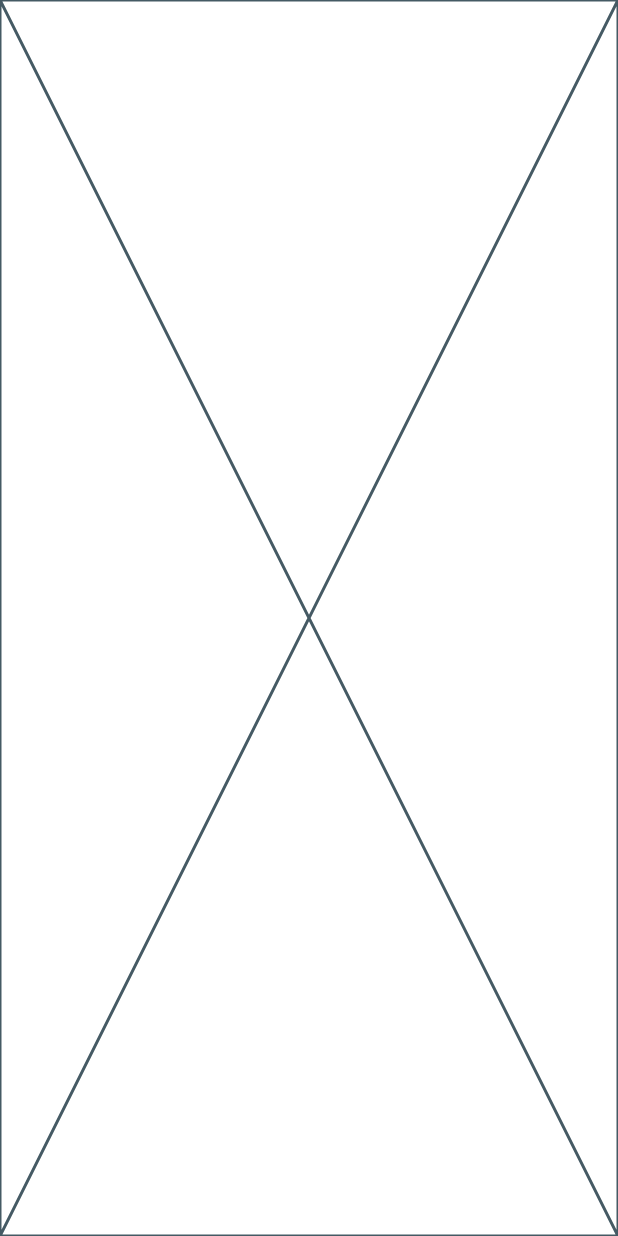
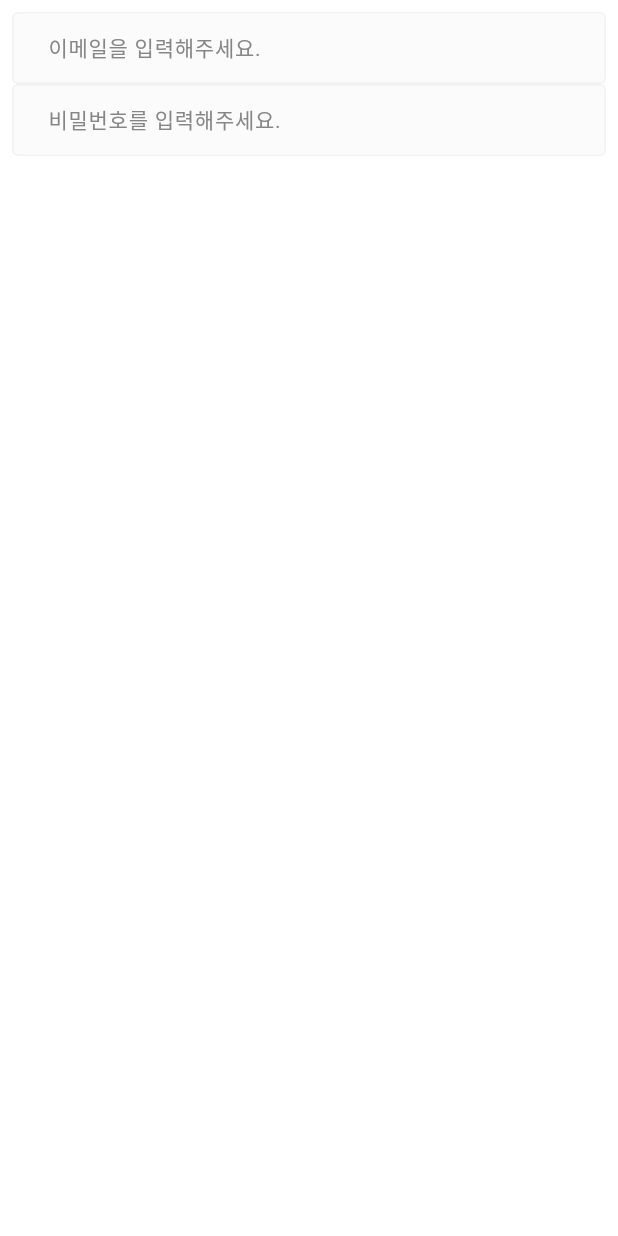
Before and after one commit to ethan-oh/flutter_delivery_app, a Flutter app: the screen it shows after launch, on a phone screen of 412 x 824 dp. Run offline on Flutter 3.47's test engine with Material 3 defaults, Android fonts, the phone set to English and light mode, and no system bars.

Commit message:
custom textformfiled 생성

```diff
--- /dev/null
+++ b/lib/common/component/custom_text_form_field.dart
@@ -0,0 +1,49 @@
+import 'package:delivery_flutter_app/common/const/colors.dart';
+import 'package:flutter/material.dart';
+
+class CustomTextFormField extends StatelessWidget {
+  final String? hintText;
+  final String? errorText;
+  final bool obscureText;
+  final bool autofocus;
+  final ValueChanged? onChanged;
+
+  const CustomTextFormField({
+    super.key,
+    this.hintText,
+    this.errorText,
+    this.onChanged,
+    this.obscureText = false,
+    this.autofocus = false,
+  });
+
+  @override
+  Widget build(BuildContext context) {
+    var baseBorder = const OutlineInputBorder(
+      borderSide: BorderSide(color: INPUT_BORDER_COLOR, width: 1.0),
+    );
+
+    return TextFormField(
+      cursorColor: PRIMARY_COLOR,
+      obscureText: obscureText,
+      autofocus: autofocus,
+      onChanged: onChanged,
+      decoration: InputDecoration(
+        contentPadding: const EdgeInsets.symmetric(horizontal: 20),
+        hintText: hintText,
+        errorText: errorText,
+        hintStyle: const TextStyle(
+          color: BODY_TEXT_COLOR,
+          fontSize: 14,
+        ),
+        fillColor: INPUT_BG_COLOR,
+        filled: true,
+        border: baseBorder,
+        enabledBorder: baseBorder,
+        focusedBorder: baseBorder.copyWith(
+          borderSide: const BorderSide(color: PRIMARY_COLOR),
+        ),
+      ),
+    );
+  }
+}
--- /dev/null
+++ b/lib/common/const/colors.dart
@@ -0,0 +1,12 @@
+// ignore_for_file: constant_identifier_names
+
+import 'package:flutter/material.dart';
+
+// 주색상
+const PRIMARY_COLOR = Color(0xFF22A45D);
+// 글자 색상
+const BODY_TEXT_COLOR = Color(0xFF868686);
+// 텍스트필드 배경 색상
+const INPUT_BG_COLOR = Color(0xFFFBFBFB);
+// 텍스트필드 테두리 색상
+const INPUT_BORDER_COLOR = Color(0xFFF3F2F2);
--- /dev/null
+++ b/lib/common/layout/default_layout.dart
@@ -0,0 +1,48 @@
+import 'package:flutter/material.dart';
+
+class DefaultLayout extends StatelessWidget {
+  final Color? backgroundColor;
+  final Widget child;
+  final String? title;
+  final Widget? bottomNavigationBar;
+  final Widget? floatingActionButton;
+
+  const DefaultLayout({
+    required this.child,
+    this.backgroundColor,
+    this.title,
+    this.bottomNavigationBar,
+    this.floatingActionButton,
+    super.key,
+  });
+
+  @override
+  Widget build(BuildContext context) {
+    return Scaffold(
+      backgroundColor: backgroundColor ?? Colors.white,
+      appBar: renderAppBar(),
+      body: child,
+      bottomNavigationBar: bottomNavigationBar,
+      floatingActionButton: floatingActionButton,
+    );
+  }
+
+  AppBar? renderAppBar(){
+    if(title == null){
+      return null;
+    }else{
+      return AppBar(
+        backgroundColor: Colors.white,
+        elevation: 0,
+        title: Text(
+          title!,
+          style: const TextStyle(
+            fontSize: 16.0,
+            fontWeight: FontWeight.w500,
+          ),
+        ),
+        foregroundColor: Colors.black,
+      );
+    }
+  }
+}
--- a/lib/main.dart
+++ b/lib/main.dart
@@ -12,6 +12,10 @@ class MyApp extends StatelessWidget {
   @override
   Widget build(BuildContext context) {
     return MaterialApp(
+      theme: ThemeData(
+        colorScheme: ColorScheme.fromSeed(seedColor: Colors.deepPurple),
+        useMaterial3: true,
+      ),
       home: const LoginScreen(),
     );
   }
--- a/lib/user/screen/login_screen.dart
+++ b/lib/user/screen/login_screen.dart
@@ -1,3 +1,5 @@
+import 'package:delivery_flutter_app/common/component/custom_text_form_field.dart';
+import 'package:delivery_flutter_app/common/layout/default_layout.dart';
 import 'package:flutter/material.dart';
 
 class LoginScreen extends StatelessWidget {
@@ -5,6 +7,22 @@ class LoginScreen extends StatelessWidget {
 
   @override
   Widget build(BuildContext context) {
-    return const Placeholder();
+    return DefaultLayout(
+      child: SafeArea(
+        child: Padding(
+          padding: const EdgeInsets.all(8.0),
+          child: Column(
+            children: [
+              CustomTextFormField(
+                hintText: '이메일을 입력해주세요.',
+              ),
+              CustomTextFormField(
+                hintText: '비밀번호를 입력해주세요.',
+              ),
+            ],
+          ),
+        ),
+      ),
+    );
   }
 }
```
